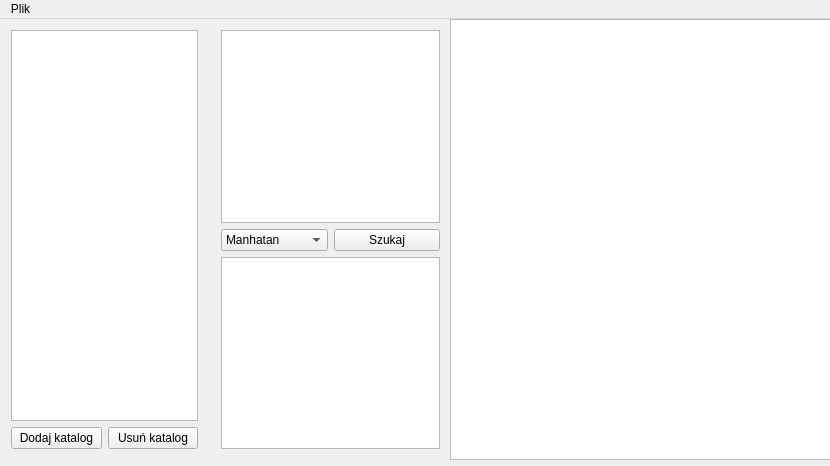
First picture: the form in mainwindow.ui, repository Erdk/ImageSpy, before the edit.
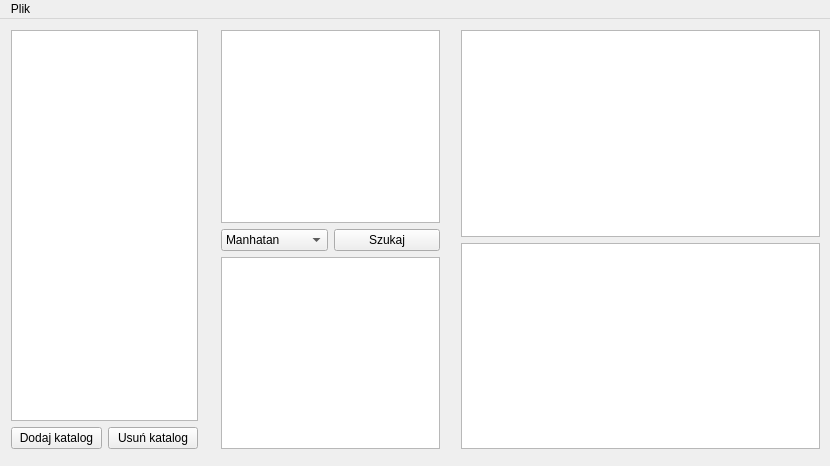
Second picture: the form after the edit.

Commit message: Working version of ImageSpy - full functional image search by Manhatan histogram comparison.

Diff of the .ui file:
```diff
--- a/mainwindow.ui
+++ b/mainwindow.ui
@@ -14,6 +14,9 @@
    <string>MainWindow</string>
   </property>
   <widget class="QWidget" name="centralWidget">
+   <property name="autoFillBackground">
+    <bool>true</bool>
+   </property>
    <widget class="QWidget" name="layoutWidget">
     <property name="geometry">
      <rect>
@@ -63,7 +66,10 @@
       <height>441</height>
      </rect>
     </property>
-    <layout class="QVBoxLayout" name="verticalLayout_2">
+    <layout class="QVBoxLayout" name="imageLists">
+     <property name="sizeConstraint">
+      <enum>QLayout::SetMaximumSize</enum>
+     </property>
      <item>
       <widget class="QListView" name="list_pictures"/>
      </item>
@@ -92,7 +98,7 @@
      </item>
     </layout>
    </widget>
-   <widget class="QGraphicsView" name="image_preview">
+   <widget class="QWidget" name="verticalLayoutWidget_2">
     <property name="geometry">
      <rect>
       <x>450</x>
@@ -101,6 +107,17 @@
       <height>441</height>
      </rect>
     </property>
+    <layout class="QVBoxLayout" name="imagePreviews">
+     <property name="sizeConstraint">
+      <enum>QLayout::SetMaximumSize</enum>
+     </property>
+     <item>
+      <widget class="QGraphicsView" name="image_preview"/>
+     </item>
+     <item>
+      <widget class="QGraphicsView" name="similarPreview"/>
+     </item>
+    </layout>
    </widget>
   </widget>
   <widget class="QMenuBar" name="menuBar">
```
Left out of the diff: 2 changed lines with no effect on the pictures. The commit also changes 12 other files.
